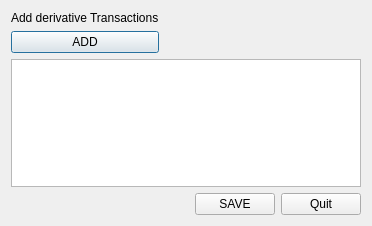
Qt form frontend/addderivativetransactionsdialog.ui (JulianAlejandro/QT_CuentasCPP) before a commit.
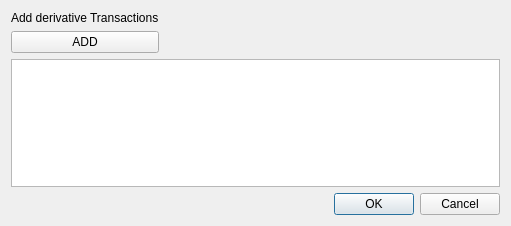
The same form after that commit.

Commit message: Add derivate transaction dialog get new transactions

What changed in the file:
```diff
--- a/frontend/addderivativetransactionsdialog.ui
+++ b/frontend/addderivativetransactionsdialog.ui
@@ -6,7 +6,7 @@
    <rect>
     <x>0</x>
     <y>0</y>
-    <width>372</width>
+    <width>511</width>
     <height>226</height>
    </rect>
   </property>
@@ -15,8 +15,6 @@
   </property>
   <layout class="QGridLayout" name="gridLayout">
    <item row="0" column="0">
-    <layout class="QVBoxLayout" name="verticalLayout_2">
-     <item>
       <layout class="QHBoxLayout" name="horizontalLayout">
        <item>
         <layout class="QVBoxLayout" name="verticalLayout">
@@ -51,10 +49,10 @@
        </item>
       </layout>
      </item>
-     <item>
+   <item row="1" column="0">
       <widget class="QTableView" name="tableView"/>
      </item>
-     <item>
+   <item row="2" column="0">
       <layout class="QHBoxLayout" name="horizontalLayout_2">
        <item>
         <spacer name="horizontalSpacer">
@@ -70,20 +68,11 @@
         </spacer>
        </item>
        <item>
-        <widget class="QPushButton" name="savePushButton">
-         <property name="text">
-          <string>SAVE</string>
-         </property>
-        </widget>
-       </item>
-       <item>
-        <widget class="QPushButton" name="quitPushButton">
-         <property name="text">
-          <string>Quit</string>
-         </property>
-        </widget>
-       </item>
-      </layout>
+      <widget class="QDialogButtonBox" name="buttonBox">
+       <property name="standardButtons">
+        <set>QDialogButtonBox::StandardButton::Cancel|QDialogButtonBox::StandardButton::Ok</set>
+       </property>
+      </widget>
      </item>
     </layout>
    </item>
```
Lines whose indentation alone changed are shown as unchanged. The commit also changes 7 other files.
